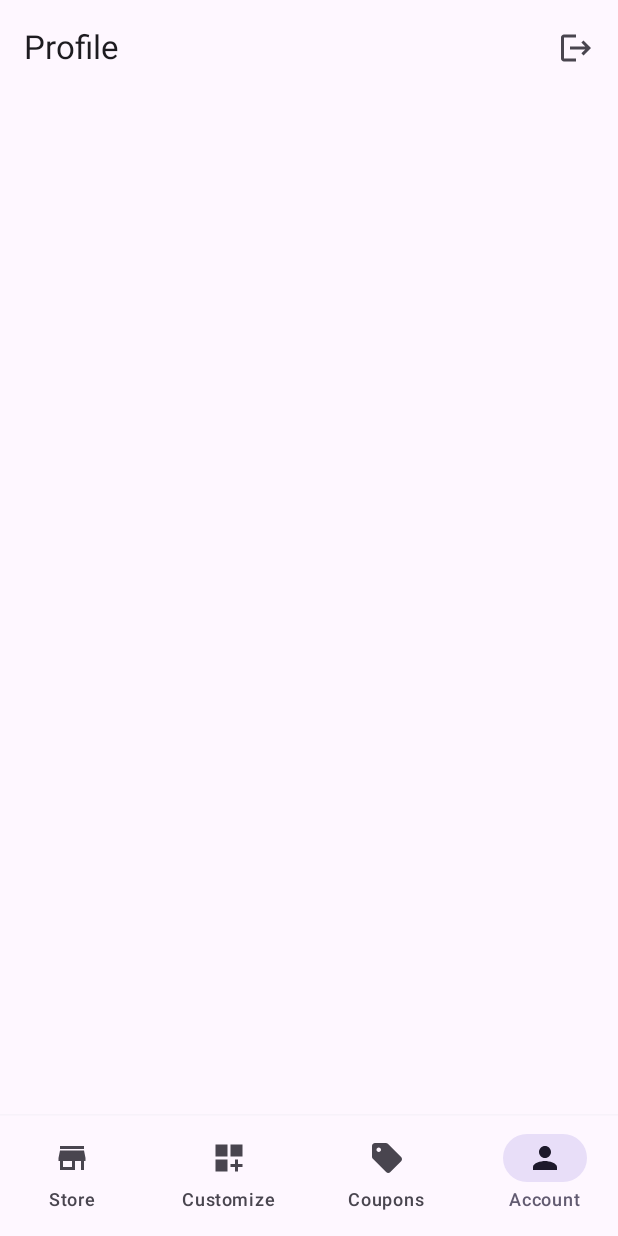
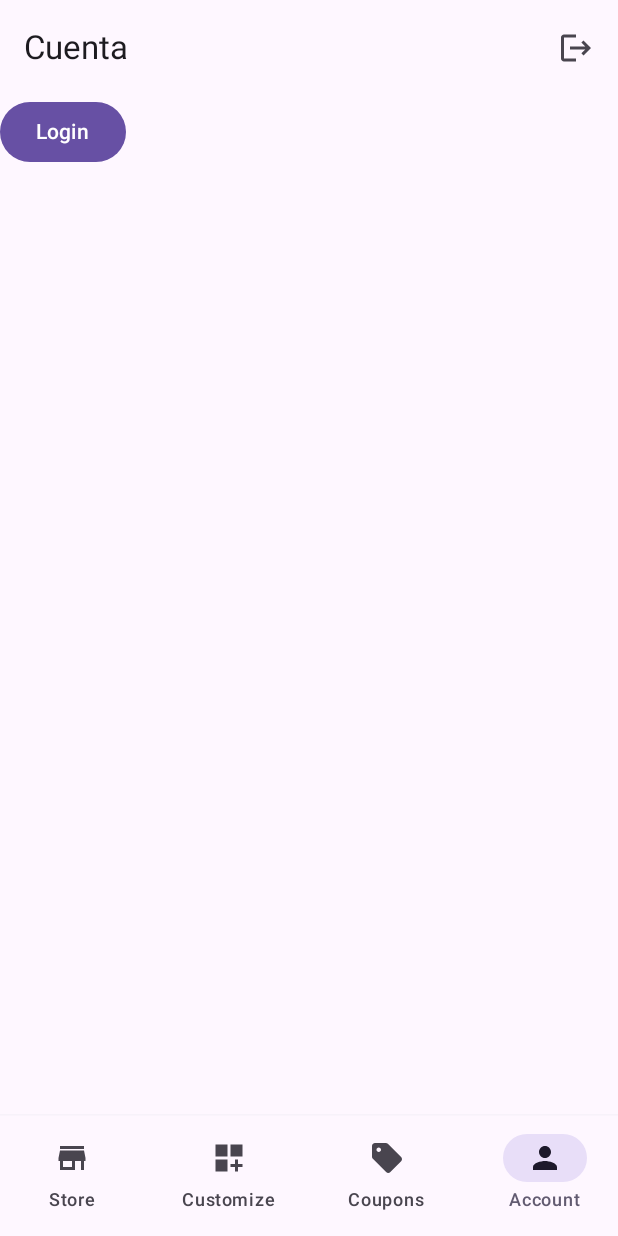
Before and after one commit to MatteoOlarte/MakePizzaApp-Android, an Android app built with Jetpack Compose: the screen it shows after launch (MainActivity), item 4 of the bottom bar chosen, on a phone screen of 412 x 824 dp. Run offline under Robolectric (Android 15) with nearby library versions, the phone set to English and light mode, and no system bars; our stand-ins replace Voyager, livedata-compose; 2 statements that could not run were skipped.

Commit message:
feat: Uso de caching

```diff
--- /dev/null
+++ b/app/src/main/java/com/example/makepizza_android/App.kt
@@ -0,0 +1,16 @@
+package com.example.makepizza_android
+
+import android.annotation.SuppressLint
+import android.app.Application
+import android.content.Context
+
+class App: Application() {
+    companion object {
+        @SuppressLint("StaticFieldLeak") lateinit var context: Context
+    }
+
+    override fun onCreate() {
+        super.onCreate()
+        context = applicationContext
+    }
+}
--- a/app/src/main/java/com/example/makepizza_android/MainActivity.kt
+++ b/app/src/main/java/com/example/makepizza_android/MainActivity.kt
@@ -5,8 +5,9 @@ import androidx.activity.ComponentActivity
 import androidx.activity.compose.setContent
 import androidx.activity.enableEdgeToEdge
 import cafe.adriel.voyager.navigator.Navigator
+import cafe.adriel.voyager.transitions.SlideTransition
 import com.example.makepizza_android.ui.theme.ApplicationTheme
-import com.example.makepizza_android.ui.view.screens.HomeScreen
+import com.example.makepizza_android.ui.view.screens.home.HomeScreen
 
 class MainActivity : ComponentActivity() {
     override fun onCreate(savedInstanceState: Bundle?) {
@@ -14,7 +15,7 @@ class MainActivity : ComponentActivity() {
         enableEdgeToEdge()
         setContent {
             ApplicationTheme {
-                Navigator(HomeScreen())
+                Navigator(HomeScreen()) { SlideTransition(it) }
             }
         }
     }
--- a/app/src/main/java/com/example/makepizza_android/core/MakePizzaAPI.kt
+++ b/app/src/main/java/com/example/makepizza_android/core/MakePizzaAPI.kt
@@ -1,5 +1,7 @@
 package com.example.makepizza_android.core
 
+import com.example.makepizza_android.App
+import okhttp3.Cache
 import okhttp3.Interceptor
 import okhttp3.OkHttpClient
 import okhttp3.Response
@@ -18,11 +20,15 @@ object MakePizzaAPI {
     }
 
     private fun getClient(): OkHttpClient {
+        val cacheSize = (5 * 1024 * 1024).toLong()
+        val cache = Cache(App.context.cacheDir, cacheSize)
         val client = OkHttpClient.Builder().also {
+            it.cache(cache)
+            it.addInterceptor(ConnectionInterceptor())
+            it.addNetworkInterceptor(CacheInterceptor())
             it.connectTimeout(20L, TimeUnit.SECONDS)
             it.readTimeout(20L, TimeUnit.SECONDS)
             it.writeTimeout(20L, TimeUnit.SECONDS)
-            it.addInterceptor(ConnectionInterceptor())
         }
         return client.build()
     }
@@ -37,3 +43,20 @@ class ConnectionInterceptor(): Interceptor {
         }
     }
 }
+
+class CacheInterceptor(): Interceptor {
+    override fun intercept(chain: Interceptor.Chain): Response {
+        val request = chain.request()
+        val url = request.url().toString()
+        val shouldCache = url.contains("fetch-all")
+        val response = chain.proceed(request)
+
+        return if (shouldCache) {
+            response.newBuilder().also {
+                it.header("Cache-Control", "public, max-age=${15 * 60}")
+            }.build()
+        } else {
+            response
+        }
+    }
+}
--- /dev/null
+++ b/app/src/main/java/com/example/makepizza_android/data/repository/IngredientRepository.kt
@@ -0,0 +1,13 @@
+package com.example.makepizza_android.data.repository
+
+import com.example.makepizza_android.data.models.IngredientListModel
+import com.example.makepizza_android.data.network.MakePizzaAPIService
+
+class IngredientRepository {
+    private val api = MakePizzaAPIService()
+
+    suspend fun getAllIngredients(): List<IngredientListModel> {
+        val response = api.getAllIngredients()
+        return response
+    }
+}
--- a/app/src/main/java/com/example/makepizza_android/ui/view/screens/HomeScreen.kt
+++ b/app/src/main/java/com/example/makepizza_android/ui/view/screens/home/HomeScreen.kt
@@ -1,4 +1,4 @@
-package com.example.makepizza_android.ui.view.screens
+package com.example.makepizza_android.ui.view.screens.home
 
 import androidx.compose.foundation.layout.Box
 import androidx.compose.foundation.layout.Column
@@ -35,7 +35,7 @@ class HomeScreen : Screen {
             Scaffold(
                 bottomBar = { ScreenNavBar() }
             ) {
-                ScreenContent(modifier = Modifier.padding(bottom = it.calculateBottomPadding()))
+                ScreenContent(modifier = Modifier.Companion.padding(bottom = it.calculateBottomPadding()))
             }
         }
     }
@@ -61,7 +61,7 @@ class HomeScreen : Screen {
 
     @Composable
     fun ScreenContent(modifier: Modifier) {
-        Box (modifier = modifier.fillMaxSize()) {
+        Box(modifier = modifier.fillMaxSize()) {
             CurrentTab()
         }
     }
--- a/app/src/main/java/com/example/makepizza_android/ui/view/tabs/account/AccountTab.kt
+++ b/app/src/main/java/com/example/makepizza_android/ui/view/tabs/account/AccountTab.kt
@@ -6,6 +6,7 @@ import androidx.compose.foundation.layout.padding
 import androidx.compose.material.icons.Icons
 import androidx.compose.material.icons.automirrored.filled.Logout
 import androidx.compose.material.icons.filled.Person
+import androidx.compose.material3.Button
 import androidx.compose.material3.ExperimentalMaterial3Api
 import androidx.compose.material3.Icon
 import androidx.compose.material3.IconButton
@@ -21,9 +22,11 @@ import androidx.compose.ui.graphics.vector.rememberVectorPainter
 import androidx.compose.ui.input.nestedscroll.nestedScroll
 import androidx.compose.ui.tooling.preview.Devices
 import androidx.compose.ui.tooling.preview.Preview
+import cafe.adriel.voyager.navigator.LocalNavigator
 import cafe.adriel.voyager.navigator.tab.Tab
 import cafe.adriel.voyager.navigator.tab.TabOptions
 import com.example.makepizza_android.ui.theme.ApplicationTheme
+import com.example.makepizza_android.ui.view.screens.login.LoginScreen
 
 object AccountTab : Tab {
     override val options: TabOptions
@@ -47,10 +50,10 @@ object AccountTab : Tab {
     @Composable
     fun TabToolbar(scrollBehavior: TopAppBarScrollBehavior) {
         TopAppBar(
-            title = { Text(text = "Profile") },
+            title = { Text(text = "Cuenta") },
             actions = {
                 IconButton(onClick = {}) {
-                    Icon(Icons.AutoMirrored.Filled.Logout, "")
+                    Icon(Icons.AutoMirrored.Filled.Logout, "SALIR")
                 }
             },
             scrollBehavior = scrollBehavior
@@ -60,10 +63,14 @@ object AccountTab : Tab {
 
     @Composable
     fun TabContent(modifier: Modifier) {
+        var parentNavigator = LocalNavigator.current?.parent
+
         Column(
             modifier = modifier.fillMaxSize()
         ) {
-
+            Button(onClick = {parentNavigator?.push(LoginScreen())}) {
+                Text(text = "Login")
+            }
         }
     }
 
--- /dev/null
+++ b/app/src/main/java/com/example/makepizza_android/ui/view/tabs/account/AccountTabState.kt
@@ -0,0 +1,4 @@
+package com.example.makepizza_android.ui.view.tabs.account
+
+class AccountTabState {
+}
--- /dev/null
+++ b/app/src/main/java/com/example/makepizza_android/ui/view/tabs/account/AccountTabViewModel.kt
@@ -0,0 +1,4 @@
+package com.example.makepizza_android.ui.view.tabs.account
+
+class AccountTabViewModel {
+}
--- a/app/src/main/java/com/example/makepizza_android/ui/view/tabs/store/StoreTabViewmodel.kt
+++ b/app/src/main/java/com/example/makepizza_android/ui/view/tabs/store/StoreTabViewmodel.kt
@@ -6,6 +6,7 @@ import androidx.lifecycle.ViewModel
 import androidx.lifecycle.viewModelScope
 import com.example.makepizza_android.data.models.IngredientListModel
 import com.example.makepizza_android.data.models.PizzaListModel
+import com.example.makepizza_android.data.repository.IngredientRepository
 import com.example.makepizza_android.data.repository.PizzaRepository
 import kotlinx.coroutines.flow.MutableStateFlow
 import kotlinx.coroutines.flow.StateFlow
@@ -26,6 +27,8 @@ class StoreTabViewmodel : ViewModel() {
     val uiState: StateFlow<StoreTabState> = _uiState.asStateFlow()
 
     private val pizzaRepository = PizzaRepository()
+
+    private val ingredientRepository = IngredientRepository()
 
     init {
         viewModelScope.launch {
@@ -49,7 +52,7 @@ class StoreTabViewmodel : ViewModel() {
     }
 
     private suspend fun fetchIngredients() {
-        val result = pizzaRepository.getAllIngredients()
+        val result = ingredientRepository.getAllIngredients()
         _ingredients.postValue(result)
     }
 }
```
Also changed, not shown: app/src/main/AndroidManifest.xml (+5 -4 lines), app/src/main/java/com/example/makepizza_android/data/repository/PizzaRepository.kt (+1 -7 lines), app/src/main/java/com/example/makepizza_android/ui/view/screens/login/LoginScreen.kt (added, +44 -0 lines), app/src/main/java/com/example/makepizza_android/ui/view/tabs/coupons/CouponsTab.kt (+16 -12 lines), app/src/main/java/com/example/makepizza_android/ui/view/tabs/customize/CustomizeTab.kt (+29 -18 lines).
